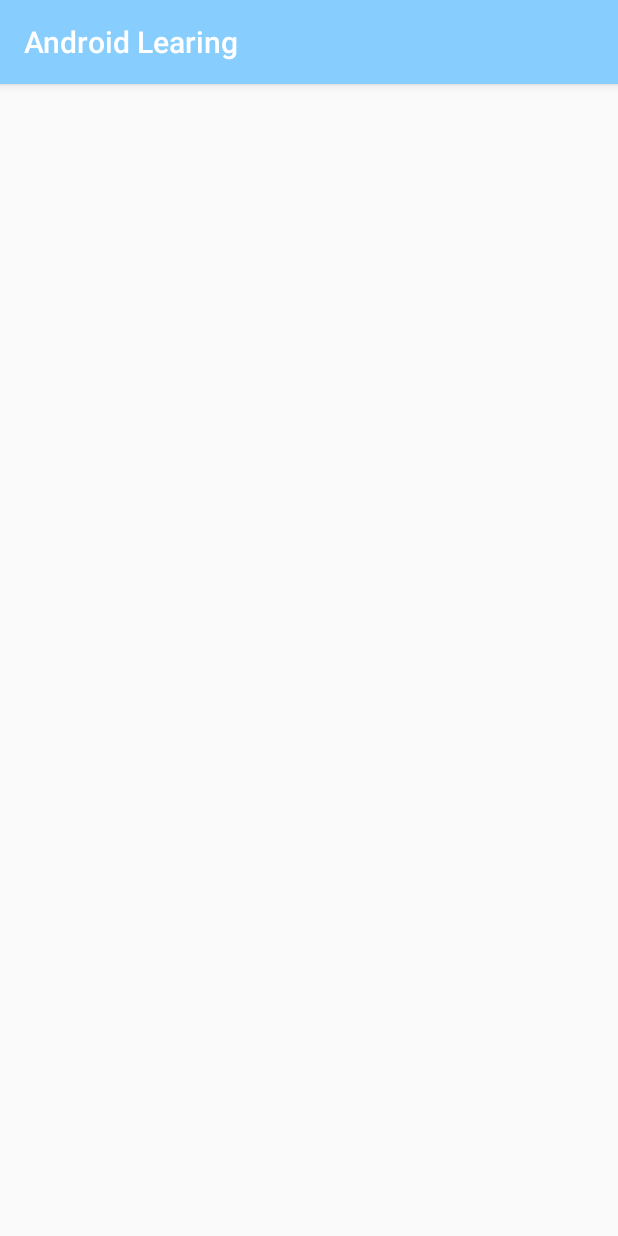
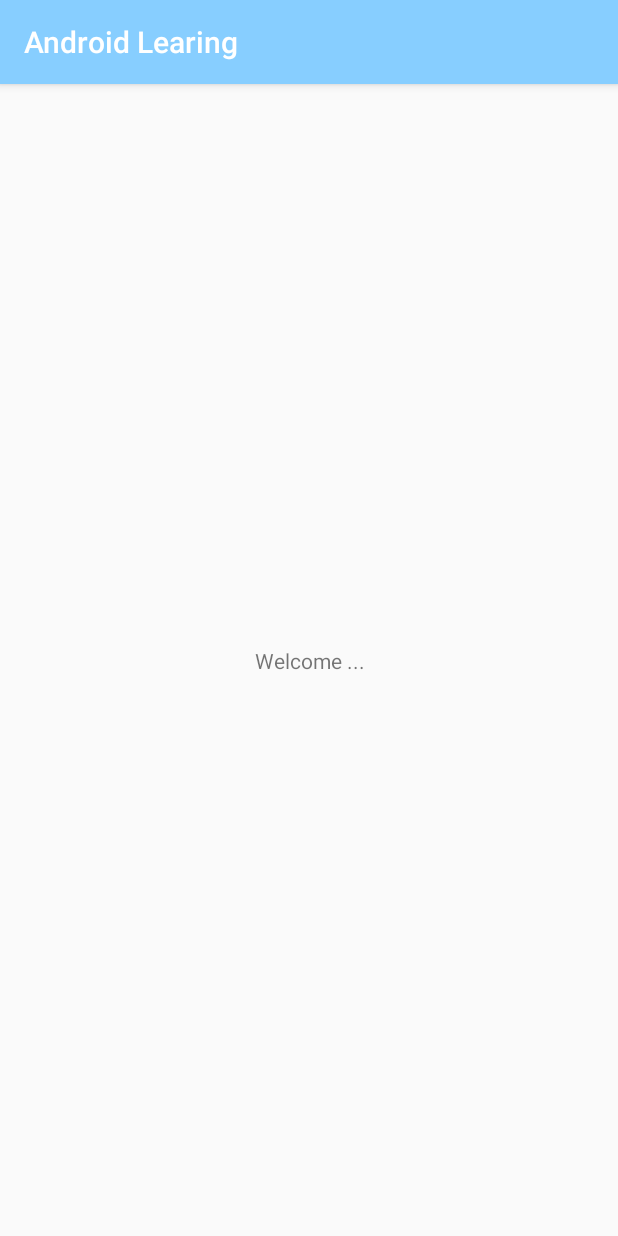
Before and after one commit to enamul95/AndroidLearning, an Android app: the Welcome screen opened directly, with no data from a screen before it, on a phone screen of 412 x 824 dp. Run offline under Robolectric (Android 15) with nearby library versions, the phone set to English and light mode, and no system bars.

Commit message:
pass value one page to another

```diff
--- a/app/src/main/java/era/com/app/Welcome.java
+++ b/app/src/main/java/era/com/app/Welcome.java
@@ -2,13 +2,27 @@ package era.com.app;
 
 import androidx.appcompat.app.AppCompatActivity;
 
+import android.content.Intent;
 import android.os.Bundle;
+import android.view.View;
+import android.widget.TextView;
 
 public class Welcome extends AppCompatActivity {
+
+TextView lb_user_name;
 
     @Override
     protected void onCreate(Bundle savedInstanceState) {
         super.onCreate(savedInstanceState);
         setContentView(R.layout.activity_welcome);
+
+        lb_user_name = findViewById(R.id.lb_user_name);
+
+        Intent i = getIntent();
+        String username  = i.getStringExtra("user_name");
+
+        lb_user_name.setText(username);
+
+
     }
 }
--- a/app/src/main/res/layout/activity_main.xml
+++ b/app/src/main/res/layout/activity_main.xml
@@ -60,6 +60,7 @@
             android:textStyle="bold"/>
 
         <EditText
+            android:id="@+id/etUsrName"
             android:layout_width="match_parent"
             android:layout_height="wrap_content"
             android:hint="Enter your user name "
@@ -77,11 +78,13 @@
             android:layout_marginTop="@dimen/margin_20"/>
 
         <EditText
+            android:id="@+id/etPassword"
             android:layout_width="match_parent"
             android:layout_height="wrap_content"
             android:hint="Enter your password"
             android:theme="@style/EditText.GREEN"
             android:textSize="@dimen/text_size"
+            android:inputType="textPassword"
             android:layout_marginTop="@dimen/margin_10"/>
 
         <Button
--- a/app/src/main/res/layout/activity_welcome.xml
+++ b/app/src/main/res/layout/activity_welcome.xml
@@ -6,4 +6,23 @@
     android:layout_height="match_parent"
     tools:context=".Welcome">
 
+    <TextView
+        android:id="@+id/lb_welcome_label"
+        android:layout_width="match_parent"
+        android:layout_height="wrap_content"
+        android:gravity="center"
+        android:text="Welcome ..."
+        app:layout_constraintBottom_toBottomOf="parent"
+        app:layout_constraintEnd_toEndOf="parent"
+        app:layout_constraintStart_toStartOf="parent"
+        app:layout_constraintTop_toTopOf="parent" />
+
+    <TextView
+        android:id="@+id/lb_user_name"
+        android:layout_width="match_parent"
+        android:layout_height="wrap_content"
+        android:text="@string/lb_eduction"
+        android:gravity="center"
+        app:layout_constraintTop_toBottomOf="@+id/lb_welcome_label" />
+
 </androidx.constraintlayout.widget.ConstraintLayout>
```
Also changed, not shown: app/src/main/java/era/com/app/MainActivity.java (+31 -3 lines).
